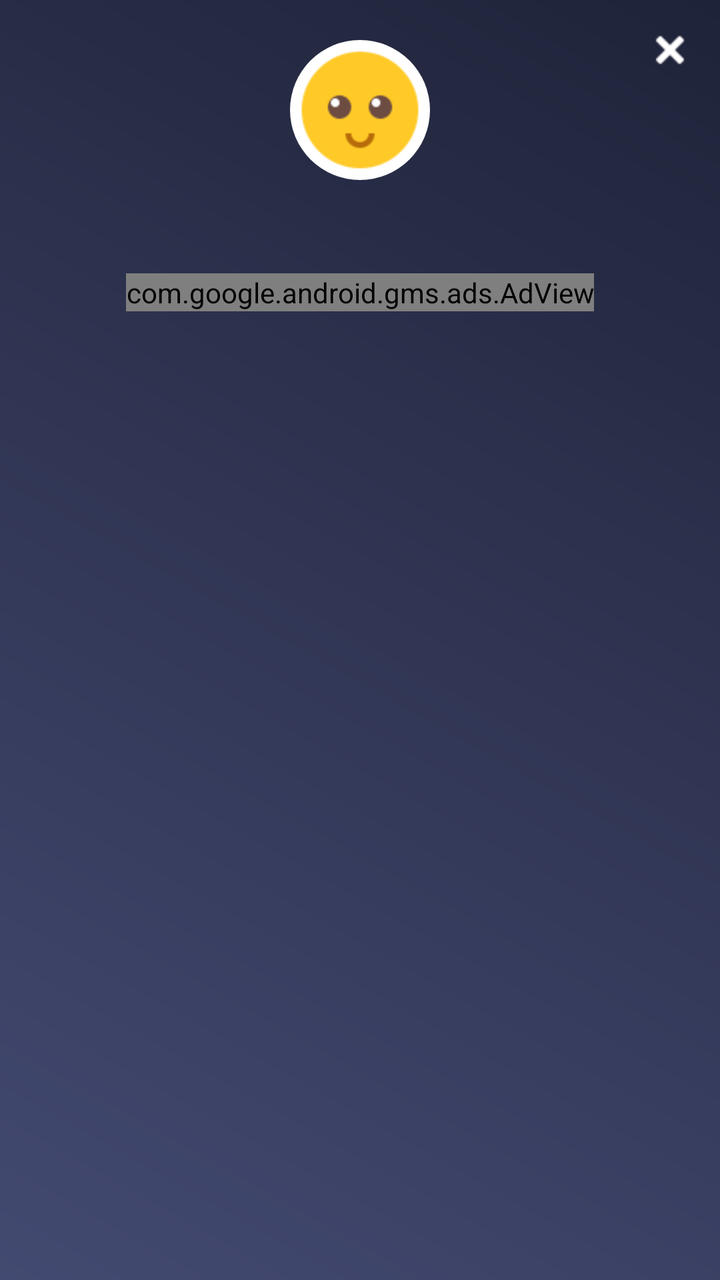
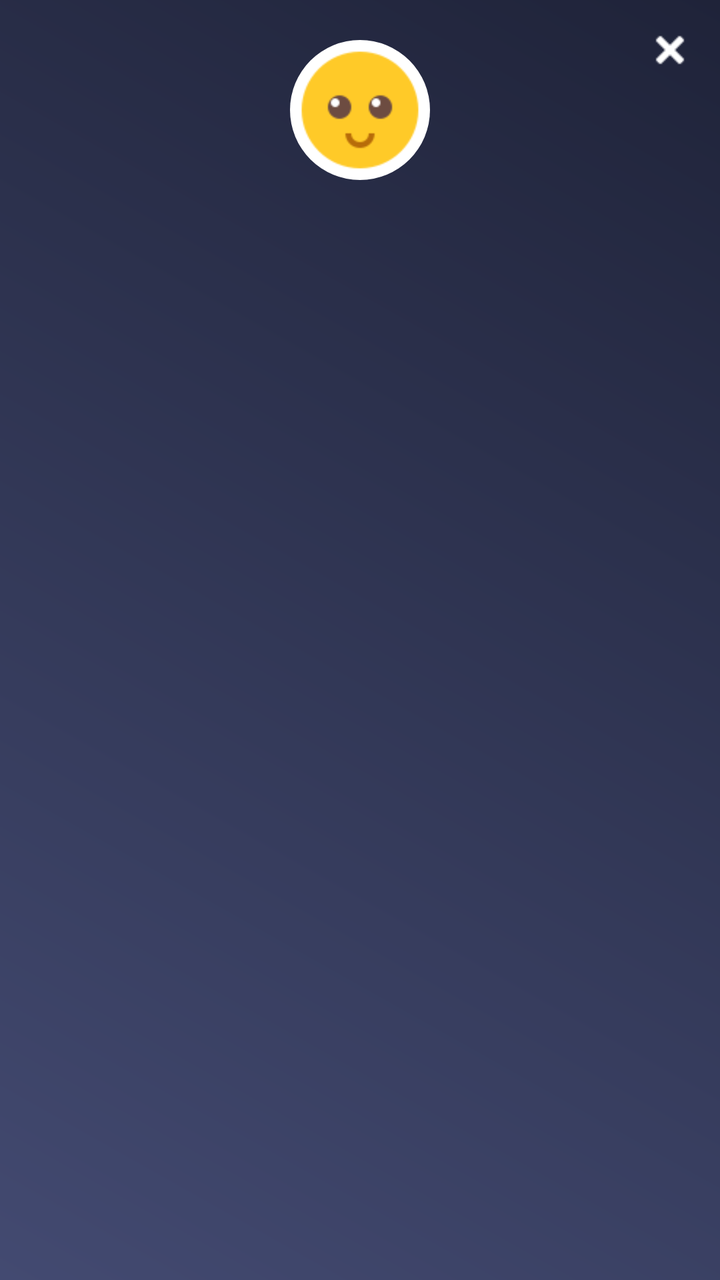

Two renders of the same Android screen: before a commit and after it. Below are the layout's source before the change and the commit's diff.
<!-- AndroidManifest.xml: application theme AppTheme -->
<!-- res/layout/popup_body_frame.xml -->
<?xml version="1.0" encoding="utf-8"?>
<RelativeLayout xmlns:android="http://schemas.android.com/apk/res/android"
    xmlns:aapt="http://schemas.android.com/aapt"
    xmlns:app="http://schemas.android.com/apk/res-auto"
    android:layout_width="280dp"
    android:layout_height="wrap_content"
    android:background="@drawable/a1_grad"
    android:orientation="vertical">

    <ImageView
        android:id="@+id/iv_close"
        android:layout_width="40dp"
        android:layout_height="40dp"
        android:layout_alignParentRight="true"
        android:layout_margin="5dp"
        android:padding="10dp"
        android:src="@drawable/ic_close" />

    <ImageView
        android:id="@+id/iv_imoji"
        android:layout_width="70dp"
        android:layout_height="70dp"
        android:layout_centerHorizontal="true"
        android:layout_marginTop="20dp"
        android:background="@drawable/rounded_corner_imoji"
        android:src="@drawable/imoji_default" />

    <TextView
        android:id="@+id/tv_ans_bmr"
        android:layout_width="match_parent"
        android:layout_height="wrap_content"
        android:layout_below="@+id/iv_imoji"
        android:layout_marginLeft="10dp"
        android:layout_marginTop="10dp"
        android:layout_marginRight="10dp"
        android:gravity="center"
        android:paddingTop="5dp"
        android:paddingBottom="10dp"
        android:textColor="@color/white"
        android:textSize="@dimen/textsize_16" />

    <include
        android:id="@+id/ad_layout"
        layout="@layout/native_ad_popup"
        android:layout_width="match_parent"
        android:layout_height="wrap_content"
        android:layout_below="@+id/tv_ans_bmr"
        android:layout_gravity="center" />
</RelativeLayout>
<!-- res/layout/native_ad_popup.xml (included above) -->
<?xml version="1.0" encoding="utf-8"?>
<LinearLayout xmlns:android="http://schemas.android.com/apk/res/android"
    xmlns:aapt="http://schemas.android.com/aapt"
    xmlns:app="http://schemas.android.com/apk/res-auto"
    android:layout_width="match_parent"
    android:layout_height="match_parent"
    android:orientation="vertical">

    <com.google.android.gms.ads.AdView
        android:id="@+id/adView"
        android:layout_width="wrap_content"
        android:layout_height="wrap_content"
        android:layout_above="@+id/ll_footer_menu"
        android:layout_gravity="center"
        app:adSize="280x50"
        app:adUnitId="@string/banner_ad_two" />
</LinearLayout>
<!-- resources referenced by this layout -->
<resources>
  <color name="white">#ffffff</color>
  <dimen name="textsize_16">16sp</dimen>
  <!-- drawable a1_grad (drawable) -->
  <?xml version="1.0" encoding="utf-8"?>
  <shape xmlns:android="http://schemas.android.com/apk/res/android">
      <gradient
          android:angle="225"
          android:endColor="#434A71"
          android:startColor="#1F2339" />
  
  
  </shape>
  <!-- drawable ic_close: png bitmap (drawable, 258 bytes) -->
  <!-- drawable imoji_default: png bitmap (drawable, 2394 bytes) -->
  <!-- drawable rounded_corner_imoji (drawable) -->
  <?xml version="1.0" encoding="utf-8"?>
  <shape xmlns:android="http://schemas.android.com/apk/res/android"
      xmlns:aapt="http://schemas.android.com/aapt"
      xmlns:app="http://schemas.android.com/apk/res-auto"
      android:shape="rectangle">
      <solid android:color="#ffffff" />
      <stroke
          android:width="0dp"
          android:color="#06000d" />
      <padding
          android:bottom="0dp"
          android:left="0dp"
          android:right="0dp"
          android:top="0dp" />
      <corners android:radius="35dp" />
  </shape>
  <string name="banner_ad_two">ca-app-pub-2957577039807154/5214904011</string>
  <style name="AppTheme" parent="Theme.AppCompat.Light.DarkActionBar">
          
          <item name="colorPrimary">@color/colorPrimary</item>
          <item name="colorPrimaryDark">@color/colorPrimaryDark</item>
          <item name="colorAccent">@color/colorAccent</item>
      </style>
  <color name="colorPrimary">#434A71</color>
  <color name="colorPrimaryDark">#1F2339</color>
  <color name="colorAccent">#1F2339</color>
</resources>

<!-- the commit's change to res/layout/popup_body_frame.xml (unified diff, before → after) -->
@@ -39,29 +39,14 @@
         android:textColor="@color/white"
         android:textSize="@dimen/textsize_16" />
 
-    <include
-        android:id="@+id/ad_layout"
-        layout="@layout/native_ad_popup"
+   
+
+    <LinearLayout
+        android:id="@+id/normal_ad_include"
         android:layout_width="match_parent"
         android:layout_height="wrap_content"
+        android:orientation="vertical"
         android:layout_below="@+id/tv_ans_bmr"
-        android:layout_gravity="center" />
+        android:layout_gravity="center"
+        android:gravity="center"/>
 </RelativeLayout>
-<!-- res/layout/native_ad_popup.xml (included above) -->
-<?xml version="1.0" encoding="utf-8"?>
-<LinearLayout xmlns:android="http://schemas.android.com/apk/res/android"
-    xmlns:aapt="http://schemas.android.com/aapt"
-    xmlns:app="http://schemas.android.com/apk/res-auto"
-    android:layout_width="match_parent"
-    android:layout_height="match_parent"
-    android:orientation="vertical">
-
-    <com.google.android.gms.ads.AdView
-        android:id="@+id/adView"
-        android:layout_width="wrap_content"
-        android:layout_height="wrap_content"
-        android:layout_above="@+id/ll_footer_menu"
-        android:layout_gravity="center"
-        app:adSize="280x50"
-        app:adUnitId="@string/banner_ad_two" />
-</LinearLayout>
<!-- resource entries referenced after the edit -->
@@ -31,7 +31,6 @@
           android:top="0dp" />
       <corners android:radius="35dp" />
   </shape>
-  <string name="banner_ad_two">ca-app-pub-2957577039807154/5214904011</string>
   <style name="AppTheme" parent="Theme.AppCompat.Light.DarkActionBar">
           
           <item name="colorPrimary">@color/colorPrimary</item>
